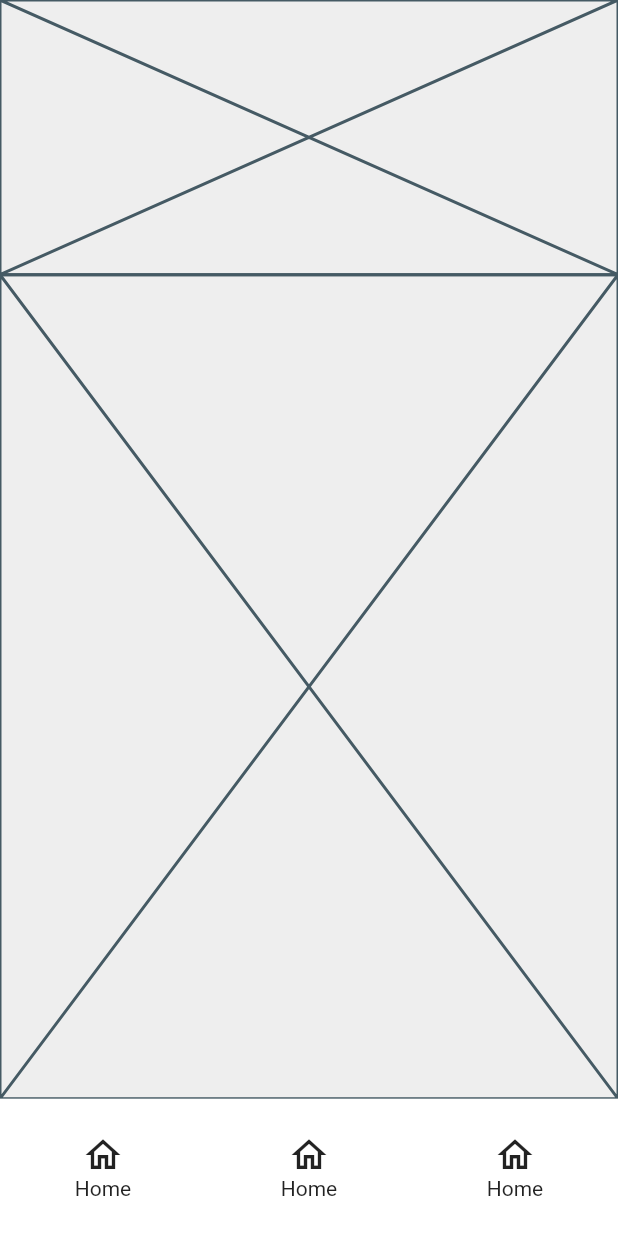
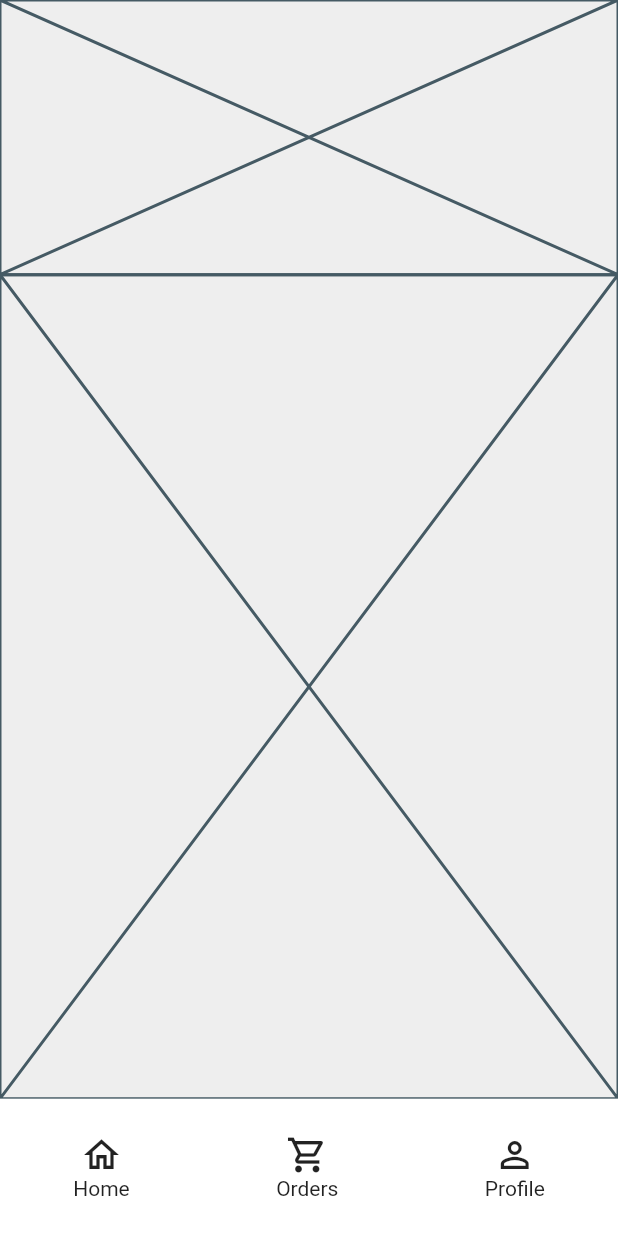
Before and after one commit to JAICHANGPARK/flutter_notebook_11th_story, a Flutter app: the screen it shows after launch, on a phone screen of 412 x 824 dp. Run offline on Flutter 3.47's test engine with Material 2 defaults, Android fonts, the phone set to English and light mode, and no system bars; our stand-ins replace backdrop, badges, flutter_inner_drawer, flutter_slidable, flutter_swiper, google_fonts.

Commit message:
Update food_home_page.dart

```diff
--- a/lib/ep744_food_app/ui/food_home_page.dart
+++ b/lib/ep744_food_app/ui/food_home_page.dart
@@ -40,20 +40,20 @@ class _FoodHomePageState extends State<FoodHomePage> {
                         mainAxisAlignment: MainAxisAlignment.center,
                         children: [
                           Icon(
-                            Icons.home_outlined,
+                            Icons.shopping_cart_outlined,
                             size: 28,
                           ),
-                          Text("Home")
+                          Text("Orders")
                         ],
                       ),
                       Column(
                         mainAxisAlignment: MainAxisAlignment.center,
                         children: [
                           Icon(
-                            Icons.home_outlined,
+                            Icons.person_outline,
                             size: 28,
                           ),
-                          Text("Home")
+                          Text("Profile")
                         ],
                       )
                     ],
```
